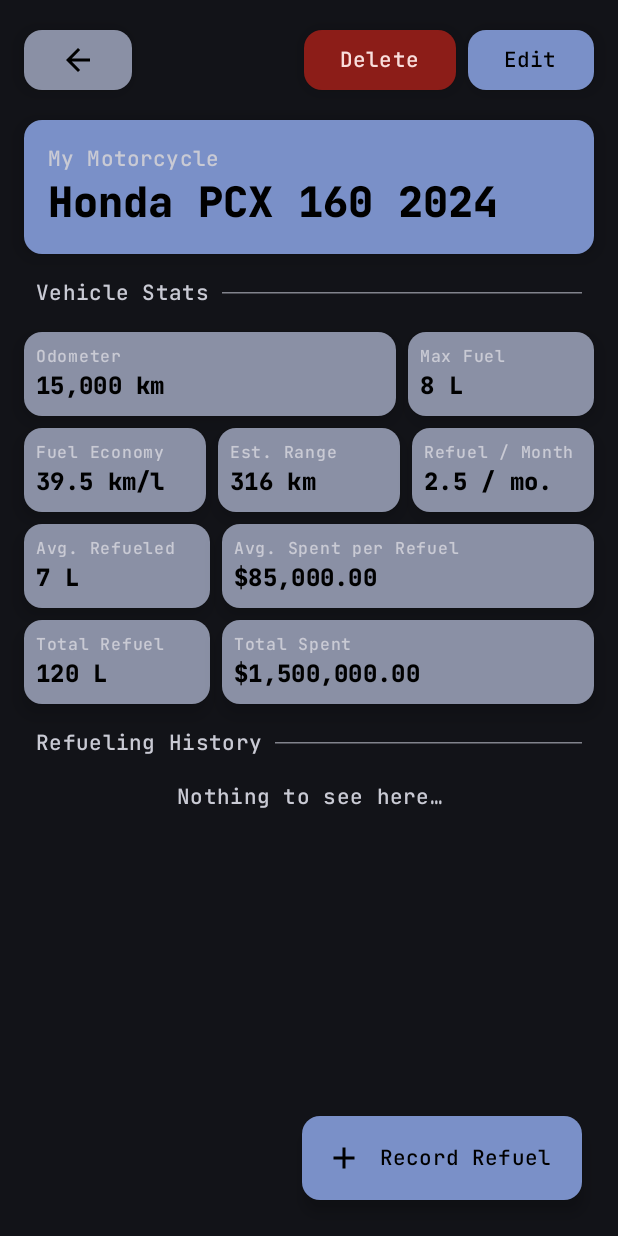
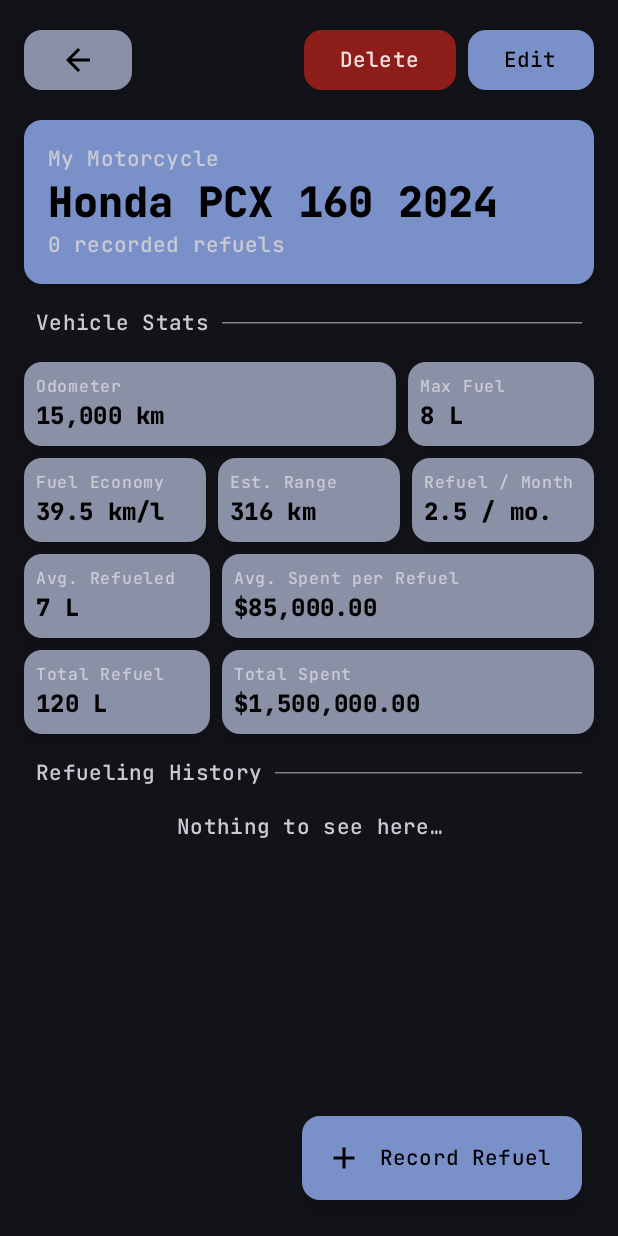
Before and after one commit to Reishandy/Android-Fuel-Tracker, an Android app built with Jetpack Compose: the @Preview function DetailPreview, on a phone screen of 412 x 824 dp. Run offline under Robolectric (Android 15) with nearby library versions, the phone set to English and light mode, and no system bars; our stand-ins replace Firebase (no records; nobody signed in at launch, a user with empty details on screens opened directly), Room's generated code.

```diff
--- a/app/src/main/java/id/reishandy/fueltracker/MainActivity.kt
+++ b/app/src/main/java/id/reishandy/fueltracker/MainActivity.kt
@@ -31,7 +31,7 @@ class MainActivity : ComponentActivity() {
 
     override fun attachBaseContext(base: Context) {
         val sharedPreferences =
-            base.getSharedPreferences("fuel_tracker_prefs", Context.MODE_PRIVATE)
+            base.getSharedPreferences("fuel_tracker_prefs", MODE_PRIVATE)
         val localeTag =
             sharedPreferences.getString("key_locale", null) ?: Locale.getDefault().toLanguageTag()
         val locale = Locale.forLanguageTag(localeTag)
--- a/app/src/main/java/id/reishandy/fueltracker/data/fuel/Fuel.kt
+++ b/app/src/main/java/id/reishandy/fueltracker/data/fuel/Fuel.kt
@@ -7,7 +7,6 @@ import androidx.room.Index
 import androidx.room.PrimaryKey
 import com.google.firebase.firestore.IgnoreExtraProperties
 import id.reishandy.fueltracker.data.vehicle.Vehicle
-import java.util.UUID
 
 @IgnoreExtraProperties
 @Entity(
--- a/app/src/main/java/id/reishandy/fueltracker/data/vehicle/Vehicle.kt
+++ b/app/src/main/java/id/reishandy/fueltracker/data/vehicle/Vehicle.kt
@@ -5,7 +5,6 @@ import androidx.room.Entity
 import androidx.room.Index
 import androidx.room.PrimaryKey
 import com.google.firebase.firestore.IgnoreExtraProperties
-import java.util.UUID
 
 @IgnoreExtraProperties
 @Entity(
--- a/app/src/main/java/id/reishandy/fueltracker/model/VehicleViewModel.kt
+++ b/app/src/main/java/id/reishandy/fueltracker/model/VehicleViewModel.kt
@@ -4,7 +4,6 @@ import android.util.Log
 import androidx.lifecycle.ViewModel
 import androidx.lifecycle.viewModelScope
 import dagger.hilt.android.lifecycle.HiltViewModel
-import id.reishandy.fueltracker.data.vehicle.Vehicle
 import id.reishandy.fueltracker.data.vehicle.VehicleRepository
 import id.reishandy.fueltracker.data.vehicle.VehicleWithStats
 import kotlinx.coroutines.flow.MutableStateFlow
--- a/app/src/main/java/id/reishandy/fueltracker/ui/component/DetailHeader.kt
+++ b/app/src/main/java/id/reishandy/fueltracker/ui/component/DetailHeader.kt
@@ -34,7 +34,8 @@ fun DetailHeader(
         ),
         latestOdometer = 0,
         averageFuelEconomy = 0.0
-    )
+    ),
+    refuelRecorded: Int = 0
 ) {
     Card(
         modifier = modifier.fillMaxWidth(),
@@ -70,6 +71,14 @@ fun DetailHeader(
                 maxLines = 5,
                 overflow = TextOverflow.Ellipsis
             )
+
+            Text(
+                text = stringResource(R.string.recorded_refuels, refuelRecorded),
+                style = MaterialTheme.typography.labelLarge,
+                color = MaterialTheme.colorScheme.onSurfaceVariant,
+                maxLines = 1,
+                overflow = TextOverflow.Ellipsis
+            )
         }
     }
 }
--- a/app/src/main/java/id/reishandy/fueltracker/ui/component/HomeHeader.kt
+++ b/app/src/main/java/id/reishandy/fueltracker/ui/component/HomeHeader.kt
@@ -52,7 +52,7 @@ fun HomeHeader(
                 )
 
                 Text(
-                    text = stringResource(R.string.fuel_tracker),
+                    text = stringResource(R.string.app_name),
                     style = MaterialTheme.typography.titleLarge
                 )
             }
--- a/app/src/main/java/id/reishandy/fueltracker/ui/view/Detail.kt
+++ b/app/src/main/java/id/reishandy/fueltracker/ui/view/Detail.kt
@@ -148,7 +148,8 @@ fun Detail(
                     )
 
                     DetailHeader(
-                        vehicleWithStats = vehicleWithStats
+                        vehicleWithStats = vehicleWithStats,
+                        refuelRecorded = fuels.size
                     )
                 }
             }
--- a/app/src/main/res/values/dimens.xml
+++ b/app/src/main/res/values/dimens.xml
@@ -1,7 +1,6 @@
 <?xml version="1.0" encoding="utf-8"?>
 <resources>
     <dimen name="bottom_spacer">64dp</dimen>
-    <dimen name="padding_extra_large">64dp</dimen>
     <dimen name="padding_large">24dp</dimen>
     <dimen name="padding_medium">16dp</dimen>
     <dimen name="padding_small">8dp</dimen>
--- a/app/src/main/res/values/strings.xml
+++ b/app/src/main/res/values/strings.xml
@@ -48,8 +48,6 @@
     <string name="trip">Trip</string>
     <string name="cost_per_km">Cost per km</string>
     <string name="per_km_value">%1s/km</string>
-    <string name="fuel_remain">Fuel Remain</string>
-    <string name="filled_percent">Filled %</string>
     <string name="show_less">Show Less</string>
     <string name="show_more">Show More</string>
     <string name="edit_refuel">Edit Refuel</string>
@@ -66,13 +64,12 @@
     <string name="price_per_liter_placeholder">e.g. 12200</string>
     <string name="back">Back</string>
     <string name="reishandy_s">Reishandy\'s</string>
-    <string name="fuel_tracker">Fuel Tracker</string>
     <string name="settings">Settings</string>
     <string name="login">Log In</string>
     <string name="logout">Log Out</string>
     <string name="locale">Locale</string>
     <string name="locale_description">This changes the app\'s locale and will affect currency, date, and number formatting.</string>
-    <string name="calculate_trip_from_odometer">Calculate trip from previous odometer</string>
     <string name="calc">Calc</string>
     <string name="remain_liter_value">Remain %1$s L</string>
+    <string name="recorded_refuels">%1$d recorded refuels</string>
 </resources>
--- a/gradle/libs.versions.toml
+++ b/gradle/libs.versions.toml
@@ -1,8 +1,8 @@
 [versions]
 agp = "8.13.0"
 coilCompose = "2.7.0"
-credentials = "1.6.0-beta01"
-credentialsPlayServicesAuth = "1.6.0-beta01"
+credentials = "1.6.0-beta02"
+credentialsPlayServicesAuth = "1.6.0-beta02"
 firebaseAuthKtx = "23.2.1"
 firebaseBom = "34.3.0"
 firebaseFirestoreKtx = "25.1.4"
```
Also changed, not shown: app/src/main/java/id/reishandy/fueltracker/data/sync/DataSyncService.kt (+3 -7 lines), app/src/main/java/id/reishandy/fueltracker/model/AuthViewModel.kt (+11 -4 lines).
